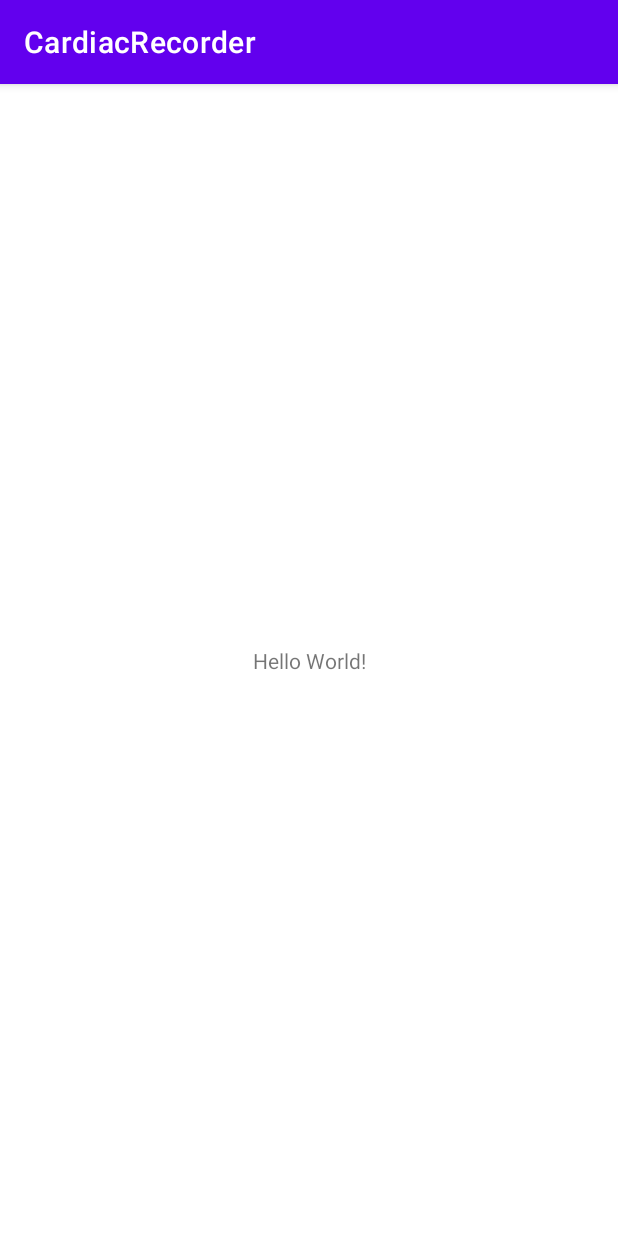
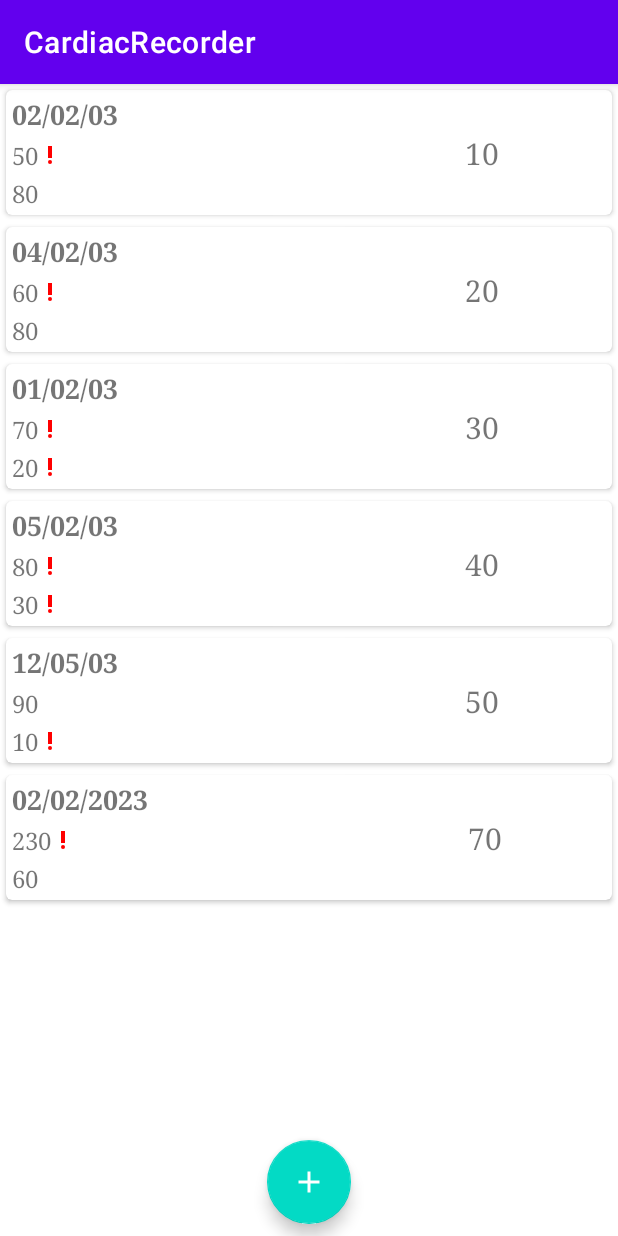
Before and after one commit to abusaeed2433/CardiacRecorderOld, an Android app: the screen it shows after launch (MainActivity before the commit, HomePage after it), on a phone screen of 412 x 824 dp. Run offline under Robolectric (Android 15) with nearby library versions, the phone set to English and light mode, and no system bars.

Commit message:
Recyclerview added

```diff
--- a/app/build.gradle
+++ b/app/build.gradle
@@ -14,6 +14,10 @@ android {
         versionName "1.0"
 
         testInstrumentationRunner "androidx.test.runner.AndroidJUnitRunner"
+    }
+
+    buildFeatures {
+        viewBinding true
     }
 
     buildTypes {
--- /dev/null
+++ b/app/src/main/java/com/example/cardiacrecorder/DetailsPage.java
@@ -0,0 +1,28 @@
+package com.example.cardiacrecorder;
+
+import androidx.appcompat.app.AppCompatActivity;
+
+import android.os.Bundle;
+
+import com.example.cardiacrecorder.databinding.ActivityDetailsBinding;
+
+public class DetailsPage extends AppCompatActivity {
+
+    private ActivityDetailsBinding binding;
+
+    @Override
+    protected void onCreate(Bundle savedInstanceState) {
+        super.onCreate(savedInstanceState);
+        binding = ActivityDetailsBinding.inflate(getLayoutInflater());
+        setContentView(binding.getRoot());
+
+
+    }
+
+    @Override
+    protected void onDestroy() {
+        super.onDestroy();
+        binding = null;
+    }
+
+}
--- /dev/null
+++ b/app/src/main/java/com/example/cardiacrecorder/FrontPage.java
@@ -0,0 +1,33 @@
+package com.example.cardiacrecorder;
+
+import androidx.appcompat.app.AppCompatActivity;
+
+import android.content.Intent;
+import android.os.Bundle;
+import android.os.Handler;
+import android.os.Looper;
+
+import com.example.cardiacrecorder.databinding.ActivityFrontPageBinding;
+
+public class FrontPage extends AppCompatActivity {
+
+    private ActivityFrontPageBinding binding = null;
+
+    @Override
+    protected void onCreate(Bundle savedInstanceState) {
+        super.onCreate(savedInstanceState);
+        binding = ActivityFrontPageBinding.inflate(getLayoutInflater());
+        setContentView(binding.getRoot());
+
+        new Handler(Looper.getMainLooper()).postDelayed(() ->
+                startActivity(new Intent(FrontPage.this,HomePage.class)),3000
+        );
+
+    }
+
+    @Override
+    protected void onDestroy() {
+        super.onDestroy();
+        binding = null;
+    }
+}
--- /dev/null
+++ b/app/src/main/java/com/example/cardiacrecorder/HomePage.java
@@ -0,0 +1,48 @@
+package com.example.cardiacrecorder;
+
+import androidx.appcompat.app.AppCompatActivity;
+
+import android.os.Bundle;
+
+import com.example.cardiacrecorder.adapter.RvAdapter;
+import com.example.cardiacrecorder.classes.EachData;
+import com.example.cardiacrecorder.databinding.ActivityHomepageBinding;
+
+import java.util.ArrayList;
+import java.util.List;
+
+public class HomePage extends AppCompatActivity {
+
+    private ActivityHomepageBinding binding = null;
+    private RvAdapter adapter = null;
+
+    @Override
+    protected void onCreate(Bundle savedInstanceState) {
+        super.onCreate(savedInstanceState);
+        binding = ActivityHomepageBinding.inflate(getLayoutInflater());
+        setContentView(binding.getRoot());
+
+
+
+        List<EachData> list = new ArrayList<>();
+        list.add(new EachData(1L,"02/02/03","06:04AM",50,80,10,"c"));
+        list.add(new EachData(1L,"04/02/03","05:04AM",60,80,20,null));
+        list.add(new EachData(1L,"01/02/03","04:04AM",70,20,30,""));
+        list.add(new EachData(1L,"05/02/03","03:04AM",80,30,40,"nai"));
+        list.add(new EachData(1L,"12/05/03","02:04AM",90,10,50,"c"));
+        list.add(new EachData(1L,"02/02/2023","01:04AM",230,60,70,"c"));
+
+        adapter = new RvAdapter(this);
+        binding.rvList.setAdapter(adapter);
+
+        adapter.submitList(list);
+
+    }
+
+    @Override
+    protected void onDestroy() {
+        super.onDestroy();
+        binding = null;
+    }
+
+}
--- a/app/src/main/java/com/example/cardiacrecorder/MainActivity.java
+++ /dev/null
@@ -1,14 +0,0 @@
-package com.example.cardiacrecorder;
-
-import androidx.appcompat.app.AppCompatActivity;
-
-import android.os.Bundle;
-
-public class MainActivity extends AppCompatActivity {
-
-    @Override
-    protected void onCreate(Bundle savedInstanceState) {
-        super.onCreate(savedInstanceState);
-        setContentView(R.layout.activity_main);
-    }
-}
--- /dev/null
+++ b/app/src/main/java/com/example/cardiacrecorder/adapter/RvAdapter.java
@@ -0,0 +1,91 @@
+package com.example.cardiacrecorder.adapter;
+
+import android.content.Context;
+import android.view.LayoutInflater;
+import android.view.View;
+import android.view.ViewGroup;
+import android.widget.ImageView;
+import android.widget.TextView;
+
+import androidx.annotation.NonNull;
+import androidx.recyclerview.widget.DiffUtil;
+import androidx.recyclerview.widget.ListAdapter;
+import androidx.recyclerview.widget.RecyclerView;
+
+import com.example.cardiacrecorder.R;
+import com.example.cardiacrecorder.classes.EachData;
+
+public class RvAdapter extends ListAdapter<EachData, RvAdapter.ViewHolder> {
+
+    private Context mContext;
+    private EachData curItem;
+
+    public RvAdapter(Context mContext) {
+        super(diffCallback);
+        this.mContext = mContext;
+    }
+
+    private final static DiffUtil.ItemCallback<EachData> diffCallback = new DiffUtil.ItemCallback<EachData>() {
+        @Override
+        public boolean areItemsTheSame(@NonNull EachData oldItem, @NonNull EachData newItem) {
+            return oldItem.isIdSame(newItem);
+        }
+
+        @Override
+        public boolean areContentsTheSame(@NonNull EachData oldItem, @NonNull EachData newItem) {
+            return oldItem.isFullySame(newItem);
+        }
+    };
+
+    @NonNull
+    @Override
+    public ViewHolder onCreateViewHolder(@NonNull ViewGroup parent, int viewType) {
+        View view = LayoutInflater.from(parent.getContext()).inflate(R.layout.each_data_layout,parent,false);
+        return new ViewHolder(view);
+    }
+
+    @Override
+    public void onBindViewHolder(@NonNull ViewHolder holder, int position) {
+        curItem = getItem(position);
+
+        holder.tvDate.setText(curItem.getDate());
+        holder.tvSysPressure.setText(curItem.getFormattedSysPressure());
+        holder.tvDysPressure.setText(curItem.getFormattedDysPressure());
+        holder.tvHeartRate.setText(curItem.getFormattedHeartRate());
+
+        if(curItem.isSysUnusual()){
+            holder.ivSysUnusual.setVisibility(View.VISIBLE);
+        }
+        else{
+            holder.ivSysUnusual.setVisibility(View.GONE);
+        }
+
+        if(curItem.isDysUnusual()){
+            holder.ivDysUnusual.setVisibility(View.VISIBLE);
+        }
+        else{
+            holder.ivDysUnusual.setVisibility(View.GONE);
+        }
+
+        holder.itemView.setOnClickListener(view -> {
+            //todo handle click here
+        });
+
+    }
+
+    static class ViewHolder extends RecyclerView.ViewHolder{
+        private final TextView tvDate, tvSysPressure, tvDysPressure, tvHeartRate;
+        private final ImageView ivSysUnusual, ivDysUnusual;
+
+        public ViewHolder(@NonNull View itemView) {
+            super(itemView);
+            tvDate = itemView.findViewById(R.id.tvDate);
+            tvSysPressure = itemView.findViewById(R.id.tvSysPressure);
+            tvDysPressure = itemView.findViewById(R.id.tvDysPressure);
+            tvHeartRate = itemView.findViewById(R.id.tvHeartRate);
+            ivSysUnusual = itemView.findViewById(R.id.ivSysUnusual);
+            ivDysUnusual = itemView.findViewById(R.id.ivDysUnusual);
+        }
+    }
+
+}
--- /dev/null
+++ b/app/src/main/java/com/example/cardiacrecorder/classes/EachData.java
@@ -0,0 +1,102 @@
+package com.example.cardiacrecorder.classes;
+
+import androidx.annotation.NonNull;
+
+import org.jetbrains.annotations.Nullable;
+
+public class EachData {
+//    date measured (presented in  format)
+//• time measured (presented in hh:mm format)
+//• systolic pressure in mm Hg (non-negative integer)
+//• diastolic pressure in mm Hg (non-negative integer)
+//• heart rate in beats per minute (non-negative integer)
+//• comment (textual, up to 20 characters)
+
+    private final long timestamp;
+
+    @NonNull
+    private final String date; //dd-mm-yyyy
+
+    @NonNull
+    private final String time; // hh:mma
+
+    private final int sysPressure; // mm Hg - non-negative
+    private final int dysPressure; // mm Hg - non-negative
+    private final int heartRate; // beats per minute non-negative
+
+    @Nullable
+    private final String comment;
+
+    public EachData(long timestamp, @NonNull String date, @NonNull String time, int sysPressure,
+                    int dysPressure, int heartRate, @Nullable String comment) {
+        this.timestamp = timestamp;
+        this.date = date;
+        this.time = time;
+        this.sysPressure = sysPressure;
+        this.dysPressure = dysPressure;
+        this.heartRate = heartRate;
+        this.comment = comment;
+    }
+
+    public boolean isSysUnusual(){
+        return sysPressure<90 || sysPressure>140;
+    }
+
+    public boolean isDysUnusual(){
+        return dysPressure < 60 || dysPressure>90;
+    }
+
+    public boolean isIdSame(EachData item){
+        return timestamp == item.timestamp;
+    }
+
+    public boolean isFullySame(EachData item){
+        boolean commentCheck = (comment == null && item.comment == null);
+        if(comment != null){
+            commentCheck = comment.equals(item.comment);
+        }
+
+        return (timestamp == item.timestamp) && (date.equals(item.date)) && (time.equals(item.time)) &&
+                (sysPressure == item.sysPressure) && (dysPressure == item.dysPressure) && (heartRate == item.heartRate) && commentCheck;
+
+    }
+
+    @NonNull
+    public String getDate() {
+        return date;
+    }
+
+    @NonNull
+    public String getTime() {
+        return time;
+    }
+
+    public String getFormattedSysPressure(){
+        return sysPressure+"";
+    }
+    public int getSysPressure() {
+        return sysPressure;
+    }
+
+    public String getFormattedDysPressure(){
+        return dysPressure+"";
+    }
+
+    public int getDysPressure() {
+        return dysPressure;
+    }
+
+    public String getFormattedHeartRate(){
+        return heartRate+"";
+    }
+
+    public int getHeartRate() {
+        return heartRate;
+    }
+
+    @Nullable
+    public String getComment() {
+        return comment;
+    }
+
+}
--- /dev/null
+++ b/app/src/main/res/drawable/icon_add.xml
@@ -0,0 +1,5 @@
+<vector android:height="24dp" android:tint="#FFFFFF"
+    android:viewportHeight="24" android:viewportWidth="24"
+    android:width="24dp" xmlns:android="http://schemas.android.com/apk/res/android">
+    <path android:fillColor="@android:color/white" android:pathData="M19,13h-6v6h-2v-6H5v-2h6V5h2v6h6v2z"/>
+</vector>
--- /dev/null
+++ b/app/src/main/res/drawable/icon_priority_high_24.xml
@@ -0,0 +1,6 @@
+<vector android:height="16dp" android:tint="#FF0000"
+    android:viewportHeight="24" android:viewportWidth="24"
+    android:width="16dp" xmlns:android="http://schemas.android.com/apk/res/android">
+    <path android:fillColor="@android:color/white" android:pathData="M12,19m-2,0a2,2 0,1 1,4 0a2,2 0,1 1,-4 0"/>
+    <path android:fillColor="@android:color/white" android:pathData="M10,3h4v12h-4z"/>
+</vector>
--- /dev/null
+++ b/app/src/main/res/layout/activity_details.xml
@@ -0,0 +1,9 @@
+<?xml version="1.0" encoding="utf-8"?>
+<androidx.constraintlayout.widget.ConstraintLayout xmlns:android="http://schemas.android.com/apk/res/android"
+    xmlns:app="http://schemas.android.com/apk/res-auto"
+    xmlns:tools="http://schemas.android.com/tools"
+    android:layout_width="match_parent"
+    android:layout_height="match_parent"
+    tools:context=".DetailsPage">
+
+</androidx.constraintlayout.widget.ConstraintLayout>
--- a/app/src/main/res/layout/activity_main.xml
+++ b/app/src/main/res/layout/activity_front_page.xml
@@ -4,15 +4,6 @@
     xmlns:tools="http://schemas.android.com/tools"
     android:layout_width="match_parent"
     android:layout_height="match_parent"
-    tools:context=".MainActivity">
-
-    <TextView
-        android:layout_width="wrap_content"
-        android:layout_height="wrap_content"
-        android:text="Hello World!"
-        app:layout_constraintBottom_toBottomOf="parent"
-        app:layout_constraintEnd_toEndOf="parent"
-        app:layout_constraintStart_toStartOf="parent"
-        app:layout_constraintTop_toTopOf="parent" />
+    tools:context=".FrontPage">
 
 </androidx.constraintlayout.widget.ConstraintLayout>
--- /dev/null
+++ b/app/src/main/res/layout/activity_homepage.xml
@@ -0,0 +1,47 @@
+<?xml version="1.0" encoding="utf-8"?>
+<androidx.constraintlayout.widget.ConstraintLayout xmlns:android="http://schemas.android.com/apk/res/android"
+    xmlns:app="http://schemas.android.com/apk/res-auto"
+    xmlns:tools="http://schemas.android.com/tools"
+    android:layout_width="match_parent"
+    android:layout_height="match_parent"
+    tools:context=".HomePage" >
+
+    <androidx.recyclerview.widget.RecyclerView
+        android:id="@+id/rvList"
+        android:layout_width="match_parent"
+        android:layout_height="match_parent"
+        android:orientation="vertical"
+        app:reverseLayout="false"
+        app:layoutManager="androidx.recyclerview.widget.LinearLayoutManager"
+        app:layout_constraintBottom_toBottomOf="parent"
+        app:layout_constraintEnd_toEndOf="parent"
+        app:layout_constraintStart_toStartOf="parent"
+        app:layout_constraintTop_toTopOf="parent" />
+
+    <TextView
+        android:visibility="gone"
+        android:id="@+id/tvNoData"
+        android:layout_width="wrap_content"
+        android:layout_height="wrap_content"
+        android:text="@string/no_data_found"
+        android:textSize="24sp"
+        android:textStyle="bold"
+        android:fontFamily="monospace"
+        app:layout_constraintBottom_toBottomOf="parent"
+        app:layout_constraintEnd_toEndOf="parent"
+        app:layout_constraintStart_toStartOf="parent"
+        app:layout_constraintTop_toTopOf="parent" />
+
+    <com.google.android.material.floatingactionbutton.FloatingActionButton
+        android:id="@+id/fabAdd"
+        android:layout_width="wrap_content"
+        android:layout_height="wrap_content"
+        android:layout_marginBottom="8dp"
+        android:src="@drawable/icon_add"
+        app:tint="@color/white"
+        app:layout_constraintBottom_toBottomOf="parent"
+        app:layout_constraintEnd_toEndOf="parent"
+        app:layout_constraintStart_toStartOf="parent"
+        android:contentDescription="@string/add_measurement" />
+
+</androidx.constraintlayout.widget.ConstraintLayout>
--- /dev/null
+++ b/app/src/main/res/layout/each_data_layout.xml
@@ -0,0 +1,90 @@
+<?xml version="1.0" encoding="utf-8"?>
+<androidx.cardview.widget.CardView
+    xmlns:android="http://schemas.android.com/apk/res/android"
+    android:layout_width="match_parent"
+    android:layout_height="wrap_content"
+    xmlns:app="http://schemas.android.com/apk/res-auto"
+    xmlns:tools="http://schemas.android.com/tools"
+    app:cardCornerRadius="4dp"
+    android:layout_margin="4dp">
+
+    <androidx.constraintlayout.widget.ConstraintLayout
+        android:layout_width="match_parent"
+        android:layout_height="wrap_content"
+        android:padding="4dp">
+
+        <!-- date, systolic pressure, diastolic pressure, and heart rate.-->
+
+
+        <TextView
+            android:id="@+id/tvDate"
+            android:layout_width="wrap_content"
+            android:layout_height="wrap_content"
+            tools:text="03-03-2023"
+            android:textSize="18sp"
+            android:textStyle="bold"
+            android:fontFamily="serif"
+            app:layout_constraintStart_toStartOf="parent"
+            app:layout_constraintTop_toTopOf="parent" />
+
+        <TextView
+            android:id="@+id/tvSysPressure"
+            android:layout_width="wrap_content"
+            android:layout_height="wrap_content"
+            android:fontFamily="serif"
+            android:textSize="16sp"
+            android:layout_marginTop="4dp"
+            app:layout_constraintStart_toStartOf="parent"
+            app:layout_constraintTop_toBottomOf="@+id/tvDate"
+            tools:text="60 mm Hg" />
+
+        <ImageView
+            android:visibility="gone"
+            android:id="@+id/ivSysUnusual"
+            android:layout_width="wrap_content"
+            android:layout_height="wrap_content"
+            android:src="@drawable/icon_priority_high_24"
+            android:contentDescription="@string/unusual_dys_pressure"
+            app:layout_constraintBottom_toBottomOf="@+id/tvSysPressure"
+            app:layout_constraintStart_toEndOf="@+id/tvSysPressure"
+            app:layout_constraintTop_toTopOf="@+id/tvSysPressure" />
+
+
+        <TextView
+            android:id="@+id/tvDysPressure"
+            android:layout_width="wrap_content"
+            android:layout_height="wrap_content"
+            android:fontFamily="serif"
+            android:textSize="16sp"
+            android:layout_marginTop="4dp"
+            app:layout_constraintStart_toStartOf="parent"
+            app:layout_constraintTop_toBottomOf="@+id/tvSysPressure"
+            tools:text="70 mm Hg" />
+
+        <ImageView
+            android:visibility="gone"
+            android:id="@+id/ivDysUnusual"
+            android:layout_width="wrap_content"
+            android:layout_height="wrap_content"
+            android:src="@drawable/icon_priority_high_24"
+            android:contentDescription="@string/unusual_dys_pressure"
+            app:layout_constraintBottom_toBottomOf="@+id/tvDysPressure"
+            app:layout_constraintStart_toEndOf="@+id/tvDysPressure"
+            app:layout_constraintTop_toTopOf="@+id/tvDysPressure" />
+
+        <TextView
+            android:id="@+id/tvHeartRate"
+            android:layout_width="wrap_content"
+            android:layout_height="wrap_content"
+            android:fontFamily="serif"
+            android:textSize="20sp"
+            app:layout_constraintHorizontal_bias="0.8"
+            app:layout_constraintBottom_toBottomOf="parent"
+            app:layout_constraintEnd_toEndOf="parent"
+            app:layout_constraintStart_toEndOf="@+id/tvSysPressure"
+            app:layout_constraintTop_toTopOf="parent"
+            tools:text="80 BPM" />
+
+    </androidx.constraintlayout.widget.ConstraintLayout>
+
+</androidx.cardview.widget.CardView>
--- a/app/src/main/res/values/strings.xml
+++ b/app/src/main/res/values/strings.xml
@@ -1,3 +1,6 @@
 <resources>
     <string name="app_name">CardiacRecorder</string>
+    <string name="no_data_found">No data found</string>
+    <string name="add_measurement">add measurement</string>
+    <string name="unusual_dys_pressure">Unusual dys pressure</string>
 </resources>
```
Also changed, not shown: app/src/main/AndroidManifest.xml (+15 -1 lines).
